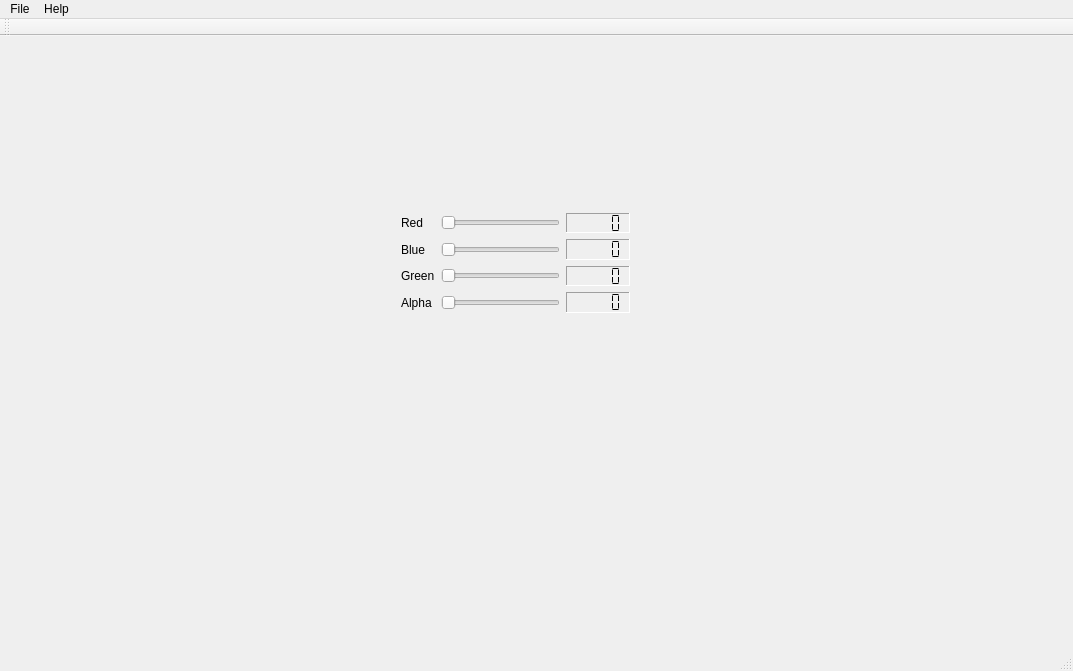
This is escultor3d_interface/Sculptor/mainwindow.ui in BrenoXFD/escultor3d as Qt 5 draws it before an edit. The edited form follows.
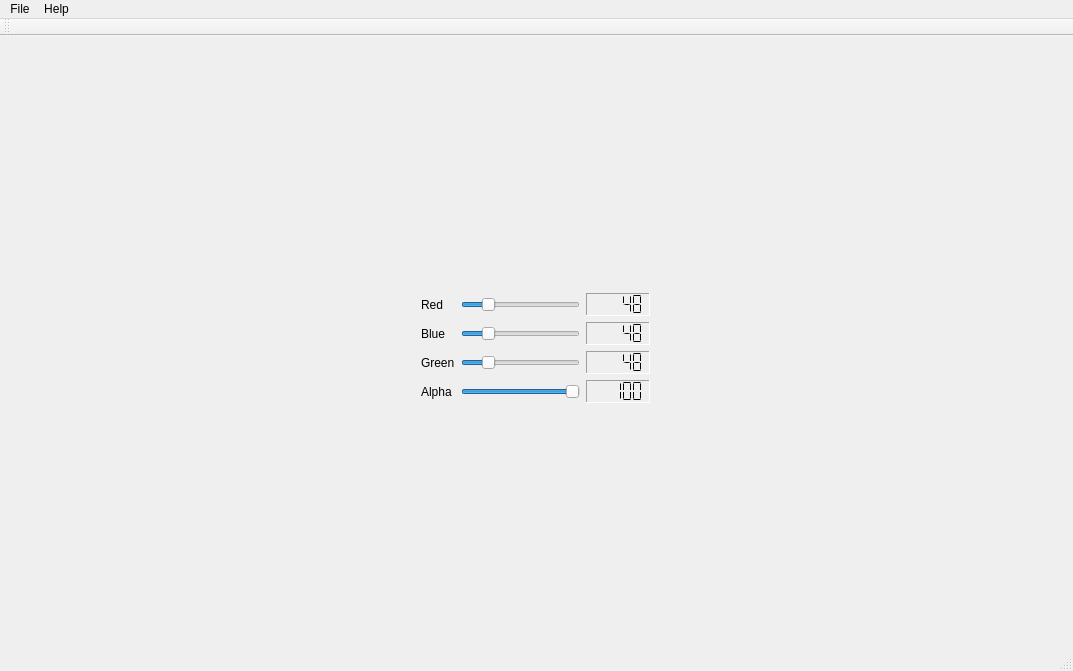
This is the edited form. Icons and pictures are not drawn. Custom widgets are drawn as their Qt base class.

What changed in the file:
```diff
--- a/escultor3d_interface/Sculptor/mainwindow.ui
+++ b/escultor3d_interface/Sculptor/mainwindow.ui
@@ -21,10 +21,10 @@
    <widget class="QWidget" name="layoutWidget">
     <property name="geometry">
      <rect>
-      <x>390</x>
+      <x>410</x>
       <y>160</y>
       <width>251</width>
-      <height>128</height>
+      <height>218</height>
      </rect>
     </property>
     <layout class="QGridLayout" name="gridLayout">
@@ -42,6 +42,9 @@
        <property name="segmentStyle">
         <enum>QLCDNumber::Flat</enum>
        </property>
+       <property name="intValue" stdset="0">
+        <number>48</number>
+       </property>
       </widget>
      </item>
      <item row="3" column="2">
@@ -55,6 +58,9 @@
        <property name="segmentStyle">
         <enum>QLCDNumber::Flat</enum>
        </property>
+       <property name="intValue" stdset="0">
+        <number>48</number>
+       </property>
       </widget>
      </item>
      <item row="1" column="1">
@@ -62,6 +68,9 @@
        <property name="maximum">
         <number>255</number>
        </property>
+       <property name="value">
+        <number>48</number>
+       </property>
        <property name="orientation">
         <enum>Qt::Horizontal</enum>
        </property>
@@ -78,6 +87,9 @@
        <property name="segmentStyle">
         <enum>QLCDNumber::Flat</enum>
        </property>
+       <property name="intValue" stdset="0">
+        <number>48</number>
+       </property>
       </widget>
      </item>
      <item row="3" column="1">
@@ -85,6 +97,9 @@
        <property name="maximum">
         <number>255</number>
        </property>
+       <property name="value">
+        <number>48</number>
+       </property>
        <property name="orientation">
         <enum>Qt::Horizontal</enum>
        </property>
@@ -116,6 +131,9 @@
        <property name="maximum">
         <number>100</number>
        </property>
+       <property name="value">
+        <number>100</number>
+       </property>
        <property name="orientation">
         <enum>Qt::Horizontal</enum>
        </property>
@@ -132,6 +150,9 @@
        <property name="segmentStyle">
         <enum>QLCDNumber::Flat</enum>
        </property>
+       <property name="intValue" stdset="0">
+        <number>100</number>
+       </property>
       </widget>
      </item>
      <item row="1" column="0">
@@ -146,11 +167,24 @@
        <property name="maximum">
         <number>255</number>
        </property>
+       <property name="value">
+        <number>48</number>
+       </property>
        <property name="orientation">
         <enum>Qt::Horizontal</enum>
        </property>
       </widget>
      </item>
+     <item row="0" column="0" colspan="3">
+      <widget class="Paleta" name="widget" native="true">
+       <property name="minimumSize">
+        <size>
+         <width>0</width>
+         <height>50</height>
+        </size>
+       </property>
+      </widget>
+     </item>
     </layout>
    </widget>
   </widget>
@@ -272,6 +306,14 @@
   </action>
  </widget>
  <layoutdefault spacing="6" margin="11"/>
+ <customwidgets>
+  <customwidget>
+   <class>Paleta</class>
+   <extends>QWidget</extends>
+   <header>paleta.h</header>
+   <container>1</container>
+  </customwidget>
+ </customwidgets>
  <resources>
   <include location="icons.qrc"/>
  </resources>
```
Left out of the diff: 5 changed lines with no effect on the pictures.
